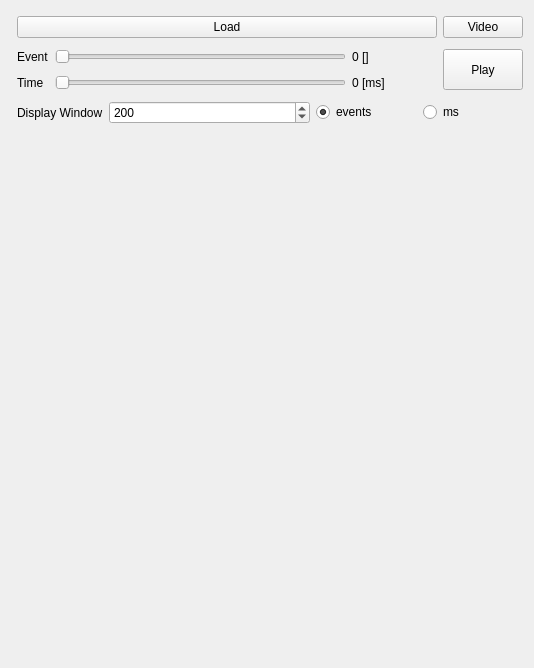
Danvil/edvstools, file EventViewer/WdgtEventViewer.ui: the form before one commit.
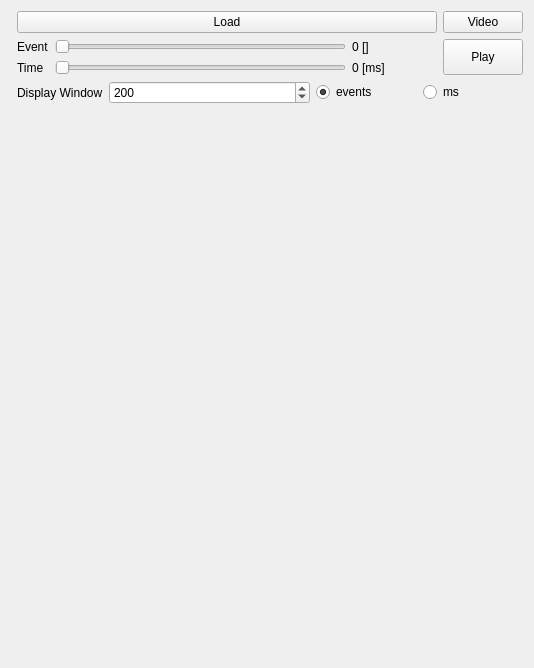
The form after the commit.

```diff
--- a/EventViewer/WdgtEventViewer.ui
+++ b/EventViewer/WdgtEventViewer.ui
@@ -38,13 +38,13 @@
    </item>
    <item row="7" column="0" colspan="5">
     <widget class="QLabel" name="labelEvents">
-     <property name="minimumSize">
-      <size>
-       <width>512</width>
-       <height>512</height>
-      </size>
+     <property name="sizePolicy">
+      <sizepolicy hsizetype="Preferred" vsizetype="Preferred">
+       <horstretch>0</horstretch>
+       <verstretch>0</verstretch>
+      </sizepolicy>
      </property>
-     <property name="maximumSize">
+     <property name="minimumSize">
       <size>
        <width>512</width>
        <height>512</height>
```
